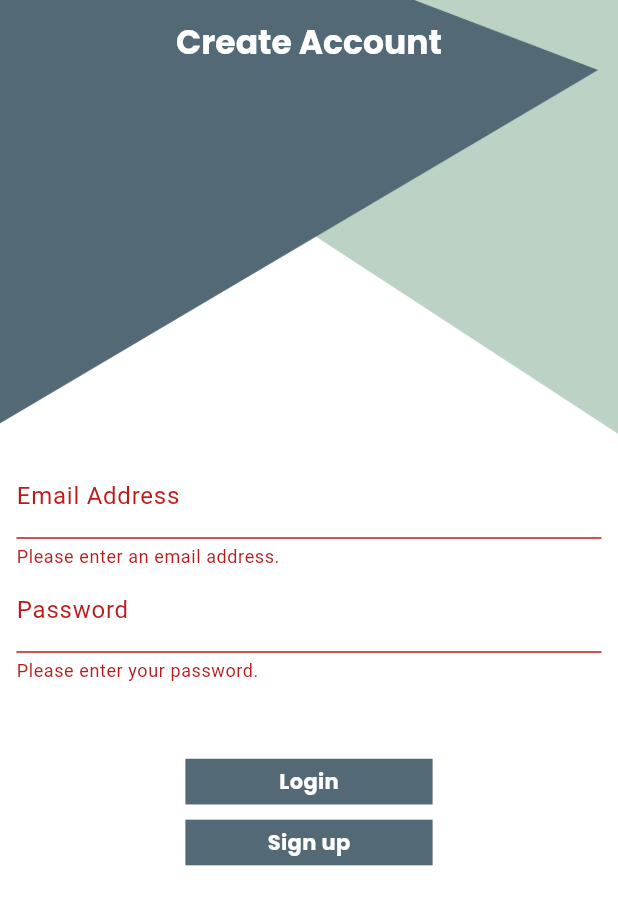
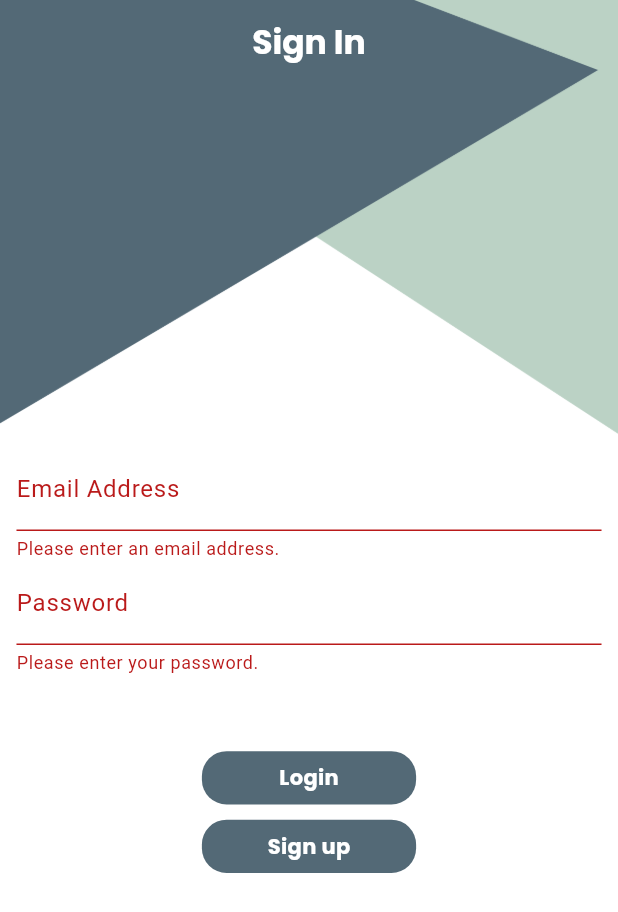
Before and after one commit to amrogad/xeno-chat-provider-firebase, a Flutter app: the screen it shows after launch, after a tap on "Login", on a phone screen of 412 x 824 dp. Shown: the top 912 px of the screen. Run offline on Flutter 3.47's test engine with Material 2 defaults, Android fonts, the phone set to English and light mode, and no system bars; drawn by our look-alikes of auto_size_text; our stand-ins replace awesome_snackbar_content, cloud_firestore, firebase_auth, firebase_core, flutter_screenutil, form_field_validator and 1 more; accounts and stored records are empty.

Commit message:
adjusted naming change login view app bar title make xeno buttons have optional sizes

```diff
--- a/lib/utilities/app_utilities.dart
+++ b/lib/services/services.dart
@@ -1,7 +1,7 @@
 import 'package:flutter/material.dart';
 import '../constants/Colors.dart';
 
-class AppUtilities {
+class Services {
   static void rotatedSpinner(BuildContext context, {bool? barrierDismissible}) {
     showDialog(
       barrierDismissible: barrierDismissible ?? false,
--- a/lib/viewmodels/login_view_model.dart
+++ b/lib/viewmodels/login_view_model.dart
@@ -1,7 +1,7 @@
 import 'package:firebase_auth/firebase_auth.dart';
 import 'package:flutter/foundation.dart';
 import 'package:flutter/material.dart';
-import 'package:xeno_chat/utilities/app_utilities.dart';
+import 'package:xeno_chat/services/services.dart';
 import '../constants/firebase_errors.dart';
 import '../views/widgets/xeno_snackbar.dart';
 
@@ -14,7 +14,7 @@ class LoginViewModel extends ChangeNotifier {
   // Sign in with email and password
   Future<void> validateAndSignIn(BuildContext context) async {
     try {
-      AppUtilities.rotatedSpinner(context);
+      Services.rotatedSpinner(context);
       if (loginFormKey.currentState!.validate()) {
         await firebaseAuth.signInWithEmailAndPassword(email: emailAddressController.text, password: passwordController.text);
       }
--- a/lib/viewmodels/register_view_model.dart
+++ b/lib/viewmodels/register_view_model.dart
@@ -1,10 +1,10 @@
 import 'package:cloud_firestore/cloud_firestore.dart';
 import 'package:firebase_auth/firebase_auth.dart' as auth;
 import 'package:flutter/material.dart';
-import 'package:xeno_chat/utilities/app_utilities.dart';
 import 'package:xeno_chat/views/widgets/xeno_snackbar.dart';
 import '../constants/firebase_errors.dart';
 import '../models/User.dart';
+import '../services/services.dart';
 
 class RegisterViewModel extends ChangeNotifier {
   final GlobalKey<FormState> registerFormKey = GlobalKey<FormState>();
@@ -20,7 +20,7 @@ class RegisterViewModel extends ChangeNotifier {
   // Create an account on firebase with email and password
   Future<void> validateAndCreateAccount(BuildContext context) async {
     try {
-      AppUtilities.rotatedSpinner(context);
+      Services.rotatedSpinner(context);
       if (registerFormKey.currentState!.validate()) {
         await firebaseAuth.createUserWithEmailAndPassword(email: emailController.text.trim(), password: passwordController.text.trim());
         await createFireStoreUser();
--- a/lib/views/login_view.dart
+++ b/lib/views/login_view.dart
@@ -1,12 +1,12 @@
 import 'package:flutter/material.dart';
 import 'package:flutter_screenutil/flutter_screenutil.dart';
 import 'package:provider/provider.dart';
-import 'package:xeno_chat/utilities/xeno_form_validator.dart';
 import 'package:xeno_chat/viewmodels/login_view_model.dart';
 import 'package:xeno_chat/views/register_view.dart';
 import 'package:xeno_chat/views/widgets/xeno_button.dart';
 import 'package:xeno_chat/views/widgets/xeno_scaffold.dart';
 import 'package:xeno_chat/views/widgets/xeno_textfield.dart';
+import '../services/xeno_form_validator.dart';
 
 class LoginView extends StatefulWidget {
   const LoginView({Key? key}) : super(key: key);
@@ -33,7 +33,7 @@ class _LoginViewState extends State<LoginView> {
         loginViewModel;
       },
       child: XenoScaffold(
-        appBarTitle: 'Create Account',
+        appBarTitle: 'Sign In',
         resizeToAvoidBottomInset: false,
         body: Form(
           key: loginViewModel.loginFormKey,
@@ -59,7 +59,7 @@ class _LoginViewState extends State<LoginView> {
                   onTap: () {
                     loginViewModel.validateAndSignIn(context);
                   },
-                  child: const XenoButton(
+                  child: XenoButton(
                     text: 'Login',
                   ),
                 ),
@@ -68,7 +68,7 @@ class _LoginViewState extends State<LoginView> {
                   onTap: (){
                     Navigator.pushNamed(context, RegisterView.id);
                   },
-                  child: const XenoButton(
+                  child: XenoButton(
                     text: 'Sign up',
                   ),
                 )
--- a/lib/views/register_view.dart
+++ b/lib/views/register_view.dart
@@ -6,7 +6,7 @@ import 'package:xeno_chat/viewmodels/register_view_model.dart';
 import 'package:xeno_chat/views/widgets/xeno_button.dart';
 import 'package:xeno_chat/views/widgets/xeno_scaffold.dart';
 import 'package:xeno_chat/views/widgets/xeno_textfield.dart';
-import '../utilities/xeno_form_validator.dart';
+import '../services/xeno_form_validator.dart';
 
 class RegisterView extends StatefulWidget {
   const RegisterView({Key? key}) : super(key: key);
--- a/lib/views/widgets/xeno_button.dart
+++ b/lib/views/widgets/xeno_button.dart
@@ -6,13 +6,18 @@ import 'package:xeno_chat/constants/Colors.dart';
 
 class XenoButton extends StatelessWidget {
   final String? text;
-  const XenoButton({this.text, super.key});
+  double? height;
+  double? width;
+  XenoButton({this.text, this.height, this.width, super.key});
   @override
   Widget build(BuildContext context) {
     return Container(
-      width: 150.w,
-      height: 30.h,
-      color: XenoColors.primaryColor,
+      decoration: BoxDecoration(
+        color: XenoColors.primaryColor,
+        borderRadius: BorderRadius.circular(15.sp),
+      ),
+      height: height ?? 35.h,
+      width: width ?? 130.w,
       child: Center(
         child: AutoSizeText(
           text!,
```
Also changed, not shown: lib/services/xeno_form_validator.dart (renamed from lib/utilities/xeno_form_validator.dart).
